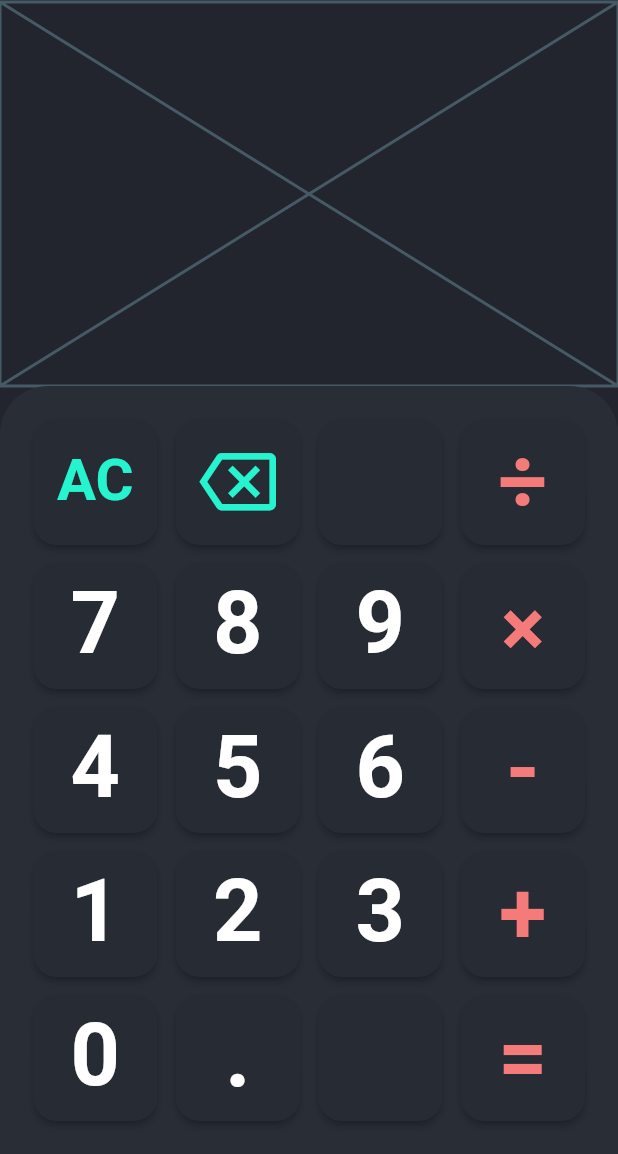
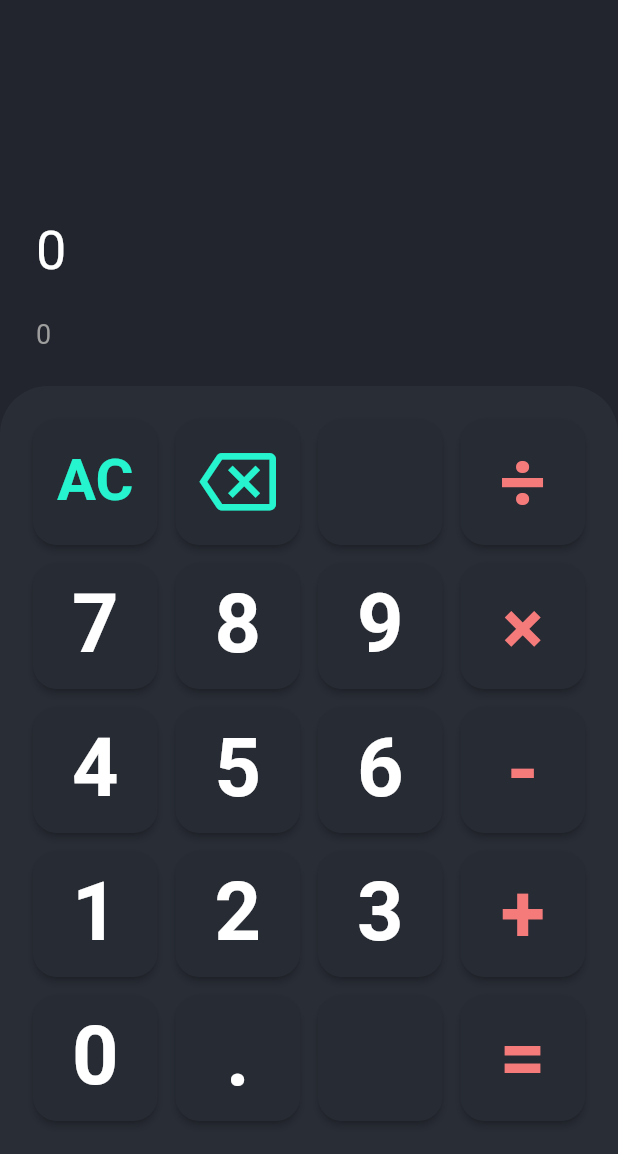
Before and after one commit to marcosmanto/riverpod_calculator, a Flutter app: the screen it shows after launch, on a phone screen of 412 x 824 dp, the part 82-1236 px from its top. Run offline on Flutter 3.47's test engine with Material 2 defaults, Android fonts, the phone set to English and light mode, and no system bars; our stand-ins replace flutter_riverpod.

Commit message:
Riverpod initial setup completed. Model Calculator and calclulatorProvider base defined.

```diff
--- a/lib/main.dart
+++ b/lib/main.dart
@@ -3,6 +3,7 @@ import 'dart:ui';
 
 import 'package:flutter/material.dart';
 import 'package:flutter/services.dart';
+import 'package:flutter_riverpod/flutter_riverpod.dart';
 import 'package:riverpod_calculator/colors.dart';
 import 'package:riverpod_calculator/widgets/button_widget.dart';
 
@@ -15,7 +16,7 @@ Future main() async {
     DeviceOrientation.portraitDown,
   ]);
 
-  runApp(const MainApp());
+  runApp(const ProviderScope(child: MainApp()));
 }
 
 class MainApp extends StatelessWidget {
@@ -83,7 +84,7 @@ class _MainPageState extends State<MainPage> {
               constraints: BoxConstraints(maxWidth: max(screenWidth, minWidth)),
               child: Column(
                 children: [
-                  const Expanded(child: Placeholder()),
+                  Expanded(child: buildResult()),
                   Expanded(flex: 2, child: buildButtons())
                 ],
               ),
@@ -93,6 +94,27 @@ class _MainPageState extends State<MainPage> {
       ),
     );
   }
+
+  Widget buildResult() => const Padding(
+        padding: EdgeInsets.all(24.0),
+        child: Column(
+          mainAxisAlignment: MainAxisAlignment.end,
+          crossAxisAlignment: CrossAxisAlignment.stretch,
+          children: [
+            Text(
+              '0',
+              overflow: TextOverflow.ellipsis,
+              style: TextStyle(color: Colors.white, fontSize: 36),
+            ),
+            SizedBox(height: 24),
+            Text(
+              '0',
+              overflow: TextOverflow.ellipsis,
+              style: TextStyle(color: Colors.grey, fontSize: 18),
+            )
+          ],
+        ),
+      );
 
   Widget buildButtons() => Container(
         padding: const EdgeInsets.all(16),
--- /dev/null
+++ b/lib/model/calculator.dart
@@ -0,0 +1,64 @@
+// ignore_for_file: public_member_api_docs, sort_constructors_first
+import 'dart:convert';
+
+class Calculator {
+  final bool shouldAppend;
+  final String equation;
+  final String result;
+
+  const Calculator({
+    this.shouldAppend = true,
+    this.equation = '0',
+    this.result = '0',
+  });
+
+  Calculator copyWith({
+    bool? shouldAppend,
+    String? equation,
+    String? result,
+  }) {
+    return Calculator(
+      shouldAppend: shouldAppend ?? this.shouldAppend,
+      equation: equation ?? this.equation,
+      result: result ?? this.result,
+    );
+  }
+
+  Map<String, dynamic> toMap() {
+    return <String, dynamic>{
+      'shouldAppend': shouldAppend,
+      'equation': equation,
+      'result': result,
+    };
+  }
+
+  factory Calculator.fromMap(Map<String, dynamic> map) {
+    return Calculator(
+      shouldAppend: map['shouldAppend'] as bool,
+      equation: map['equation'] as String,
+      result: map['result'] as String,
+    );
+  }
+
+  String toJson() => json.encode(toMap());
+
+  factory Calculator.fromJson(String source) =>
+      Calculator.fromMap(json.decode(source) as Map<String, dynamic>);
+
+  @override
+  String toString() =>
+      'Calculator(shouldAppend: $shouldAppend, equation: $equation, result: $result)';
+
+  @override
+  bool operator ==(covariant Calculator other) {
+    if (identical(this, other)) return true;
+
+    return other.shouldAppend == shouldAppend &&
+        other.equation == equation &&
+        other.result == result;
+  }
+
+  @override
+  int get hashCode =>
+      shouldAppend.hashCode ^ equation.hashCode ^ result.hashCode;
+}
--- a/lib/widgets/button_widget.dart
+++ b/lib/widgets/button_widget.dart
@@ -37,7 +37,7 @@ class ButtonWidget extends StatelessWidget {
             ),
           ),
           child: Padding(
-            padding: const EdgeInsets.symmetric(vertical: 8),
+            padding: const EdgeInsets.symmetric(vertical: 10),
             child: SizedBox.expand(
               child: FittedBox(
                 child: text == '<'
--- a/pubspec.yaml
+++ b/pubspec.yaml
@@ -9,6 +9,8 @@ environment:
 dependencies:
   flutter:
     sdk: flutter
+  flutter_riverpod: ^2.4.9
+  math_expressions: ^2.4.0
 
 dev_dependencies:
   flutter_test:
```
Also changed, not shown: lib/riverpod.dart (added, +11 -0 lines), pubspec.lock.
